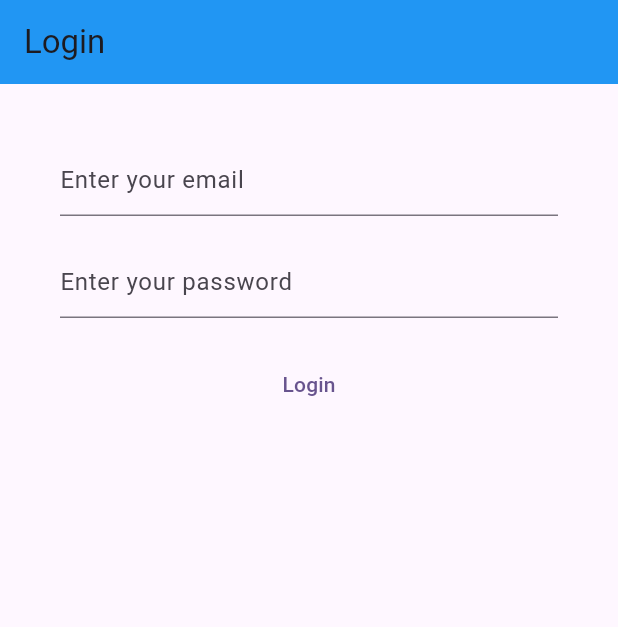
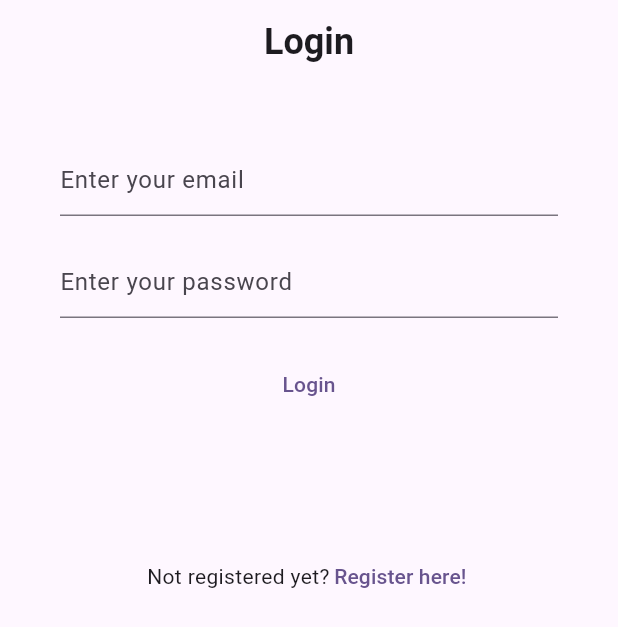
Before and after one commit to JoseSilva1997/my_notes, a Flutter app: the screen it shows after launch, on a phone screen of 412 x 824 dp. Shown: the top 627 px of the screen. Run offline on Flutter 3.47's test engine with Material 3 defaults, Android fonts, the phone set to English and light mode, and no system bars; our stand-ins replace firebase_auth, firebase_core; accounts and stored records are empty; Roboto replaces fonts that are missing (Comic Sans MS).

Commit message:
Added navigation between login and gregister page

```diff
--- a/lib/views/login_view.dart
+++ b/lib/views/login_view.dart
@@ -4,6 +4,7 @@ import 'package:firebase_auth/firebase_auth.dart';
 import 'package:firebase_core/firebase_core.dart';
 import 'package:flutter/material.dart';
 import 'package:my_notes/firebase_options.dart';
+import 'package:my_notes/views/register_view.dart';
 
 
 class LoginView extends StatefulWidget {
@@ -36,8 +37,16 @@ class _LoginViewState extends State<LoginView> {
   Widget build(BuildContext context) {
     return Scaffold(
       appBar: AppBar(
-        title: const Text('Login'),
-        backgroundColor: Colors.blue,)
+        centerTitle: true,
+        title: const Text(
+          'Login',
+        style: TextStyle(
+          fontSize: 24,
+          fontWeight: FontWeight.bold,
+          fontFamily: 'Comic Sans MS',
+          ),
+        ),
+        backgroundColor: Colors.transparent,)
         ,
       body:
       FutureBuilder(
@@ -46,7 +55,7 @@ class _LoginViewState extends State<LoginView> {
           switch (asyncSnapshot.connectionState) {
             case ConnectionState.done:
               return Container(
-                margin: EdgeInsetsGeometry.all(40),
+                margin: EdgeInsetsGeometry.all(40.0),
                 child: Column(
                   spacing: 20,
                   children: [
@@ -57,6 +66,7 @@ class _LoginViewState extends State<LoginView> {
                     ),
                     enableSuggestions: false,
                     autocorrect: false,
+
                     keyboardType: TextInputType.emailAddress,
                     ),
                   TextField(
@@ -73,7 +83,28 @@ class _LoginViewState extends State<LoginView> {
                       style: ButtonStyle(),
                       child:  const Text('Login'),
                     ),
-                  ],
+                    Padding(padding: EdgeInsetsGeometry.all(20)),
+                    Row(
+                      mainAxisAlignment: MainAxisAlignment.center,
+                      children: [
+                      const Text('Not registered yet?'),
+                      TextButton(
+                        style: ButtonStyle(
+                          overlayColor: WidgetStateProperty.all<Color>(Colors.transparent),
+                          padding: WidgetStateProperty.all<EdgeInsets>(
+                            const EdgeInsets.symmetric(horizontal: 3.0, vertical: 0),
+                          ),
+                        ),
+                        child: const Text('Register here!'),
+                        onPressed: () => {
+                        Navigator.of(context).push(
+                          MaterialPageRoute(
+                            builder: (context) => const RegisterView(),
+                          ),
+                        )
+                      },)
+                    ],
+                    ),],
                 ),
               );
           default:
@@ -110,5 +141,4 @@ void loginUser() async {
     log('An unexpected error occurred: $e');
   }
 }
-
 }
```
